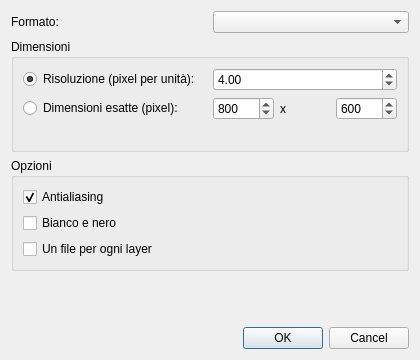
Above: gui/DialogExport.ui from manufino/eSchema before the change. Below: the same form after it.
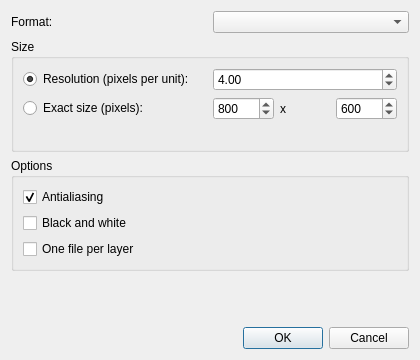
That is the form after the change.

```diff
--- a/gui/DialogExport.ui
+++ b/gui/DialogExport.ui
@@ -22,7 +22,7 @@
      <item>
       <widget class="QLabel" name="lblFormat">
        <property name="text">
-        <string>Formato:</string>
+        <string>Format:</string>
        </property>
       </widget>
      </item>
@@ -34,13 +34,13 @@
    <item>
     <widget class="QGroupBox" name="groupSizing">
      <property name="title">
-      <string>Dimensioni</string>
+      <string>Size</string>
      </property>
      <layout class="QGridLayout" name="gridSizing">
       <item row="0" column="0">
        <widget class="QRadioButton" name="rbResolution">
         <property name="text">
-         <string>Risoluzione (pixel per unità):</string>
+         <string>Resolution (pixels per unit):</string>
         </property>
         <property name="checked">
          <bool>true</bool>
@@ -66,7 +66,7 @@
       <item row="1" column="0">
        <widget class="QRadioButton" name="rbSize">
         <property name="text">
-         <string>Dimensioni esatte (pixel):</string>
+         <string>Exact size (pixels):</string>
         </property>
        </widget>
       </item>
@@ -120,7 +120,7 @@
    <item>
     <widget class="QGroupBox" name="groupOptions">
      <property name="title">
-      <string>Opzioni</string>
+      <string>Options</string>
      </property>
      <layout class="QVBoxLayout" name="layoutOptions">
       <item>
@@ -136,14 +136,14 @@
       <item>
        <widget class="QCheckBox" name="chkBlackWhite">
         <property name="text">
-         <string>Bianco e nero</string>
+         <string>Black and white</string>
         </property>
        </widget>
       </item>
       <item>
        <widget class="QCheckBox" name="chkSplitLayers">
         <property name="text">
-         <string>Un file per ogni layer</string>
+         <string>One file per layer</string>
         </property>
        </widget>
       </item>
```
Left out of the diff: 2 changed lines with no effect on the pictures.
